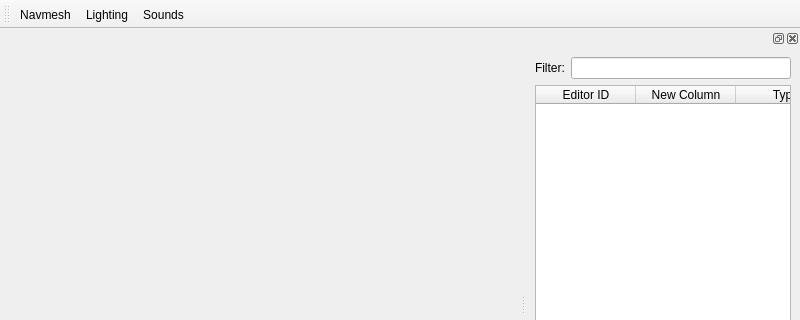
Qt form ui/CELLeditor.ui (kstemp/TESviewer) before a commit; both pictures show x 0 to 800 and y 0 to 320 of the 800 by 600 pixel window.
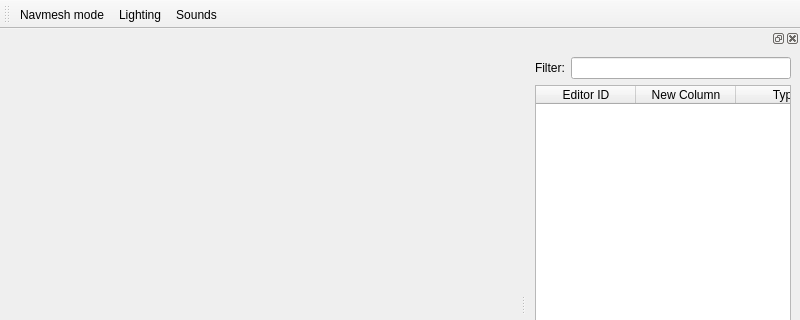
The same form after that commit.

```diff
--- a/ui/CELLeditor.ui
+++ b/ui/CELLeditor.ui
@@ -93,16 +93,16 @@
    <attribute name="toolBarBreak">
     <bool>false</bool>
    </attribute>
-   <addaction name="actionNavmesh"/>
+   <addaction name="actionSetNavmeshMode"/>
    <addaction name="actionLighting"/>
    <addaction name="actionSounds"/>
   </widget>
-  <action name="actionNavmesh">
+  <action name="actionSetNavmeshMode">
    <property name="checkable">
     <bool>true</bool>
    </property>
    <property name="text">
-    <string>Navmesh</string>
+    <string>Navmesh mode</string>
    </property>
   </action>
   <action name="actionLighting">
```
